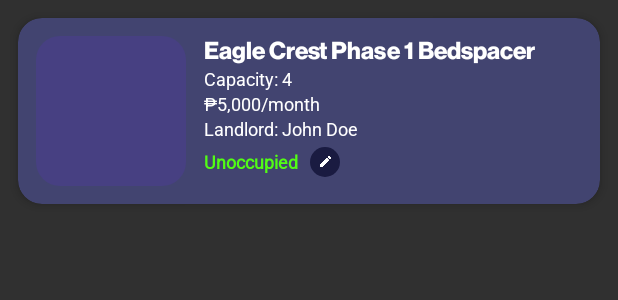
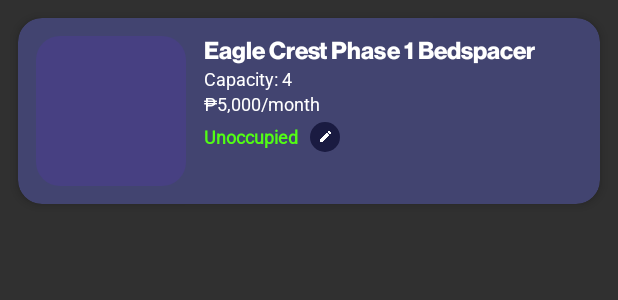
Before and after one commit to sheeshabolshaning/DormSpotAndroid, an Android app: the layout item_listing.xml on its own in the app's theme, with its tools: preview values and no code run, on a phone screen of 412 x 824 dp. Shown: the top 300 px of the screen. Run offline under Robolectric (Android 15) with nearby library versions, the phone set to English and light mode, and no system bars.

```diff
--- a/app/src/main/java/com/example/dormspot/MainActivitySpottee/Listing.java
+++ b/app/src/main/java/com/example/dormspot/MainActivitySpottee/Listing.java
@@ -4,7 +4,6 @@ public class Listing {
     private String dormName;
     private int capacity;
     private double price;
-    private String landlord;
     private String status;
     private String imageUrl;
 
@@ -14,11 +13,10 @@ public class Listing {
 
     }
 
-    public Listing(String dormName, int capacity, double price, String landlord, String status, String imageUrl, int Id) {
+    public Listing(String dormName, int capacity, double price, String status, String imageUrl, int Id) {
         this.dormName = dormName;
         this.capacity = capacity;
         this.price = price;
-        this.landlord = landlord;
         this.status = status;
         this.imageUrl = imageUrl;
         this.Id=Id;
@@ -28,7 +26,6 @@ public class Listing {
     public String getDormName() { return dormName; }
     public int getCapacity() { return capacity; }
     public double getPrice() { return price; }
-    public String getLandlord() { return landlord; }
     public String getStatus() { return status; }
     public String getImageUrl() { return imageUrl; }
 
--- a/app/src/main/res/layout/activity_listing.xml
+++ b/app/src/main/res/layout/activity_listing.xml
@@ -59,6 +59,7 @@
             android:id="@+id/my_listings"
             android:layout_width="118dp"
             android:layout_height="wrap_content"
+            android:layout_marginEnd="4dp"
             android:background="@drawable/button_selector"
             android:text="My listings"
             android:textColor="@color/white"
@@ -70,6 +71,7 @@
             android:id="@+id/statistic"
             android:layout_width="118dp"
             android:layout_height="wrap_content"
+            android:layout_marginEnd="4dp"
         android:background="@drawable/button_selector"
         android:text="Statistic"
         android:textColor="@color/white"
--- a/app/src/main/res/layout/item_listing.xml
+++ b/app/src/main/res/layout/item_listing.xml
@@ -59,15 +59,6 @@
                 android:textSize="12sp"
                 android:fontFamily="@font/roboto"/>
 
-            <TextView
-                android:id="@+id/textView_dormLandlord"
-                android:layout_width="wrap_content"
-                android:layout_height="wrap_content"
-                android:text="Landlord: John Doe"
-                android:textColor="#FFFFFF"
-                android:textSize="12sp"
-                android:fontFamily="@font/roboto"/>
-
             <LinearLayout
                 android:layout_width="wrap_content"
                 android:layout_height="wrap_content"
--- a/app/src/main/res/values/colors.xml
+++ b/app/src/main/res/values/colors.xml
@@ -6,6 +6,8 @@
     <color name="mint">#C2E7DA</color> <!-- "Sign up with email" button -->
     <color name="light_blue">#6290C3</color>
     <color name="star_yellow">#EBF291</color>
+    <color name="red">#DE1A24</color>
+    <color name="green">#056517</color>
 
     <!-- 🔹 Add these based on logo design and UI -->
     <color name="logo_primary_text">#EBF291</color> <!-- "DORM SPOT" text -->
```
Also changed, not shown: app/src/main/java/com/example/dormspot/MainActivitySpottee/ListingAdapter.java (+27 -10 lines). Lines whose indentation alone changed are shown as unchanged.
